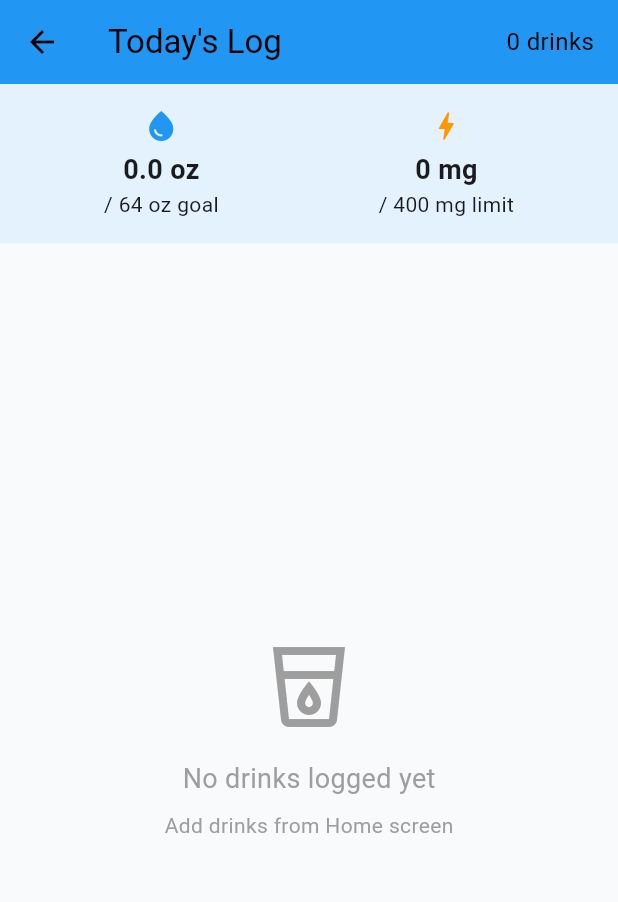
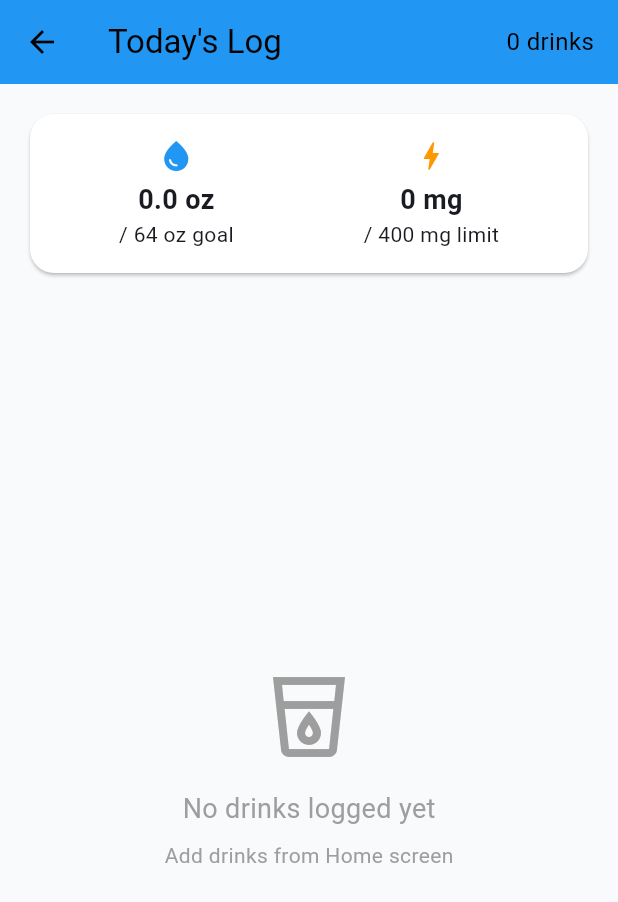
Before and after one commit to Wynter106/HydraTrack, a Flutter app: the LogScreen screen opened by its route, on a phone screen of 412 x 824 dp. Shown: the top 902 px of the screen. Run offline on Flutter 3.47's test engine with Material 3 defaults, Android fonts, the phone set to English and light mode, and no system bars; our stand-ins replace sqflite; accounts and stored records are empty.

Commit message:
Use AppCard in LogScreen and polish log list UI

```diff
--- a/lib/presentation/screens/log_screen.dart
+++ b/lib/presentation/screens/log_screen.dart
@@ -1,6 +1,7 @@
 import 'package:flutter/material.dart';
 import 'package:provider/provider.dart';
 import '../../application/providers/hydration_provider.dart';
+import '../widgets/app_card.dart';
 
 /// LogScreen - Shows today's drink history
 ///
@@ -39,9 +40,9 @@ class LogScreen extends StatelessWidget {
         children: [
           // ==================== SUMMARY CARD ====================
           // Shows same totals as HomeScreen (from Provider)
-          Container(
+          Padding(
             padding: const EdgeInsets.all(16),
-            color: Colors.blue[50],
+            child: AppCard(
             child: Row(
               mainAxisAlignment: MainAxisAlignment.spaceAround,
               children: [
@@ -82,6 +83,7 @@ class LogScreen extends StatelessWidget {
               ],
             ),
           ),
+        ),
 
           // ==================== DRINK LOG LIST ====================
           // Shows all drinks added from HomeScreen
@@ -114,11 +116,12 @@ class LogScreen extends StatelessWidget {
                       final reversedIndex = logs.length - 1 - index;
                       final log = logs[reversedIndex];
 
-                      return Card(
-                        margin: const EdgeInsets.symmetric(
+                      return Padding(
+                        padding: const EdgeInsets.symmetric(
                           horizontal: 16,
                           vertical: 4,
                         ),
+                        child: AppCard(
                         child: ListTile(
                           // Drink icon
                           leading: Column(
@@ -153,6 +156,7 @@ class LogScreen extends StatelessWidget {
                             icon: const Icon(Icons.delete_outline, color: Colors.red),
                             onPressed: () => _confirmDelete(context, provider, reversedIndex, log),
                           ),
+                        ),
                         ),
                       );
                     },
```
Also changed, not shown: pubspec.lock.
